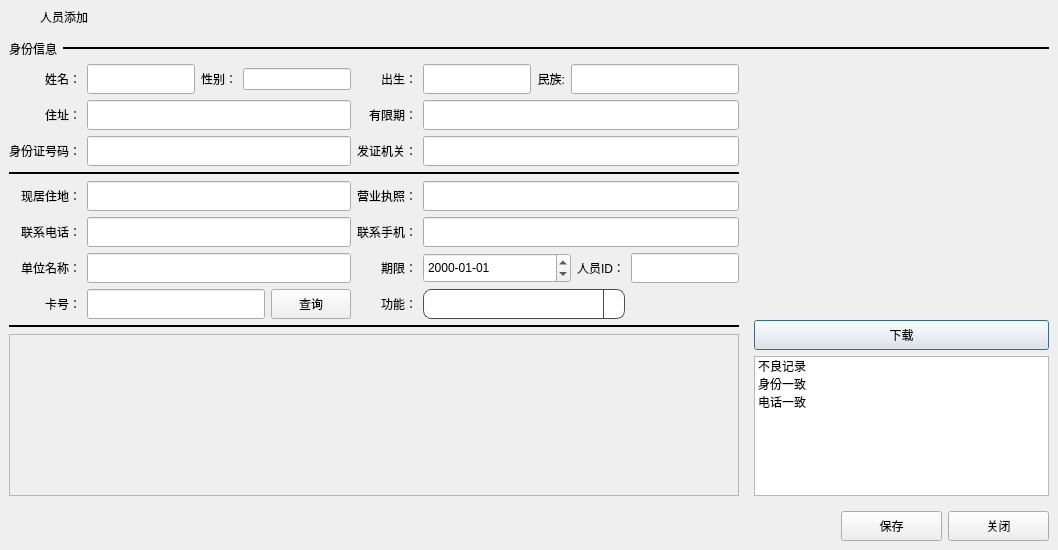
guocihong/CombineAuthenticateHost, file personadd.ui: the form before one commit.
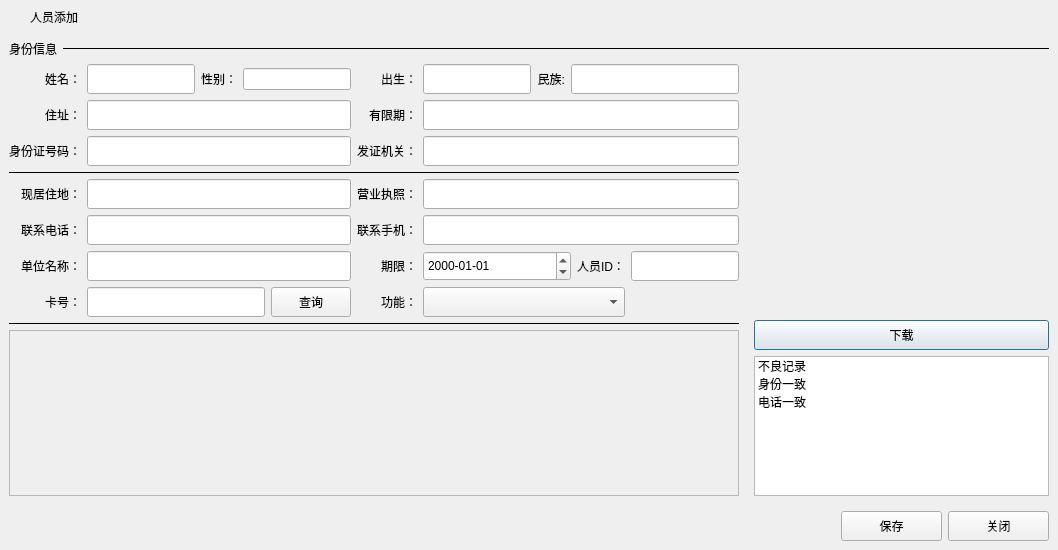
The form after the commit. Icons and pictures are not drawn.

Diff of the .ui file:
```diff
--- a/personadd.ui
+++ b/personadd.ui
@@ -32,36 +32,7 @@
    <string>Dialog</string>
   </property>
   <property name="styleSheet">
-   <string notr="true">QComboBox{
-font: 14pt &quot;WenQuanYi Micro Hei&quot;;
-border-radius: 8px;
-padding: 1px 10px 1px 10px;
-border: 1px solid #4D4D4D;
-}
-QComboBox QAbstractItemView{
-background-color:#4D4D4D;
-color:white;
-selection-background-color: rgb(56,117,215);
-}
-QComboBox::drop-down {
-subcontrol-origin: padding;
-subcontrol-position: top right;
-width: 20px;
-border-left-width: 1px;
-border-left-style: solid;
-border-top-right-radius: 3px;
-border-bottom-right-radius: 3px;
-border-left-color: #4D4D4D;
-}
-QComboBox::down-arrow{
-image: url(:/image/images/arrow_down.png);
-}
-QComboBox::down-arrow:pressed{
-position:relative;
-top:1px;
-left:1px;
-}
-</string>
+   <string notr="true"/>
   </property>
   <layout class="QVBoxLayout" name="verticalLayout_2">
    <property name="leftMargin">
@@ -91,29 +62,41 @@
       </size>
      </property>
      <layout class="QHBoxLayout" name="horizontalLayout">
+      <property name="spacing">
+       <number>0</number>
+      </property>
+      <property name="leftMargin">
+       <number>0</number>
+      </property>
       <property name="topMargin">
-       <number>4</number>
+       <number>0</number>
+      </property>
+      <property name="rightMargin">
+       <number>0</number>
       </property>
       <property name="bottomMargin">
-       <number>4</number>
+       <number>0</number>
       </property>
       <item>
        <widget class="QLabel" name="label_title_icon">
         <property name="minimumSize">
          <size>
-          <width>25</width>
-          <height>25</height>
+          <width>30</width>
+          <height>30</height>
          </size>
         </property>
         <property name="maximumSize">
          <size>
-          <width>25</width>
-          <height>25</height>
+          <width>30</width>
+          <height>30</height>
          </size>
         </property>
         <property name="text">
          <string/>
         </property>
+        <property name="alignment">
+         <set>Qt::AlignCenter</set>
+        </property>
        </widget>
       </item>
       <item>
@@ -170,6 +153,18 @@
      </item>
      <item>
       <widget class="Line" name="line">
+       <property name="minimumSize">
+        <size>
+         <width>0</width>
+         <height>1</height>
+        </size>
+       </property>
+       <property name="maximumSize">
+        <size>
+         <width>16777215</width>
+         <height>1</height>
+        </size>
+       </property>
        <property name="frameShadow">
         <enum>QFrame::Plain</enum>
        </property>
@@ -376,6 +371,18 @@
        </item>
        <item row="3" column="0" colspan="12">
         <widget class="Line" name="line_2">
+         <property name="minimumSize">
+          <size>
+           <width>0</width>
+           <height>1</height>
+          </size>
+         </property>
+         <property name="maximumSize">
+          <size>
+           <width>16777215</width>
+           <height>1</height>
+          </size>
+         </property>
          <property name="frameShadow">
           <enum>QFrame::Plain</enum>
          </property>
@@ -525,6 +532,18 @@
        </item>
        <item row="8" column="0" colspan="12">
         <widget class="Line" name="line_3">
+         <property name="minimumSize">
+          <size>
+           <width>0</width>
+           <height>1</height>
+          </size>
+         </property>
+         <property name="maximumSize">
+          <size>
+           <width>16777215</width>
+           <height>1</height>
+          </size>
+         </property>
          <property name="frameShadow">
           <enum>QFrame::Plain</enum>
          </property>
```
Left out of the diff: 6 changed lines with no effect on the pictures.
